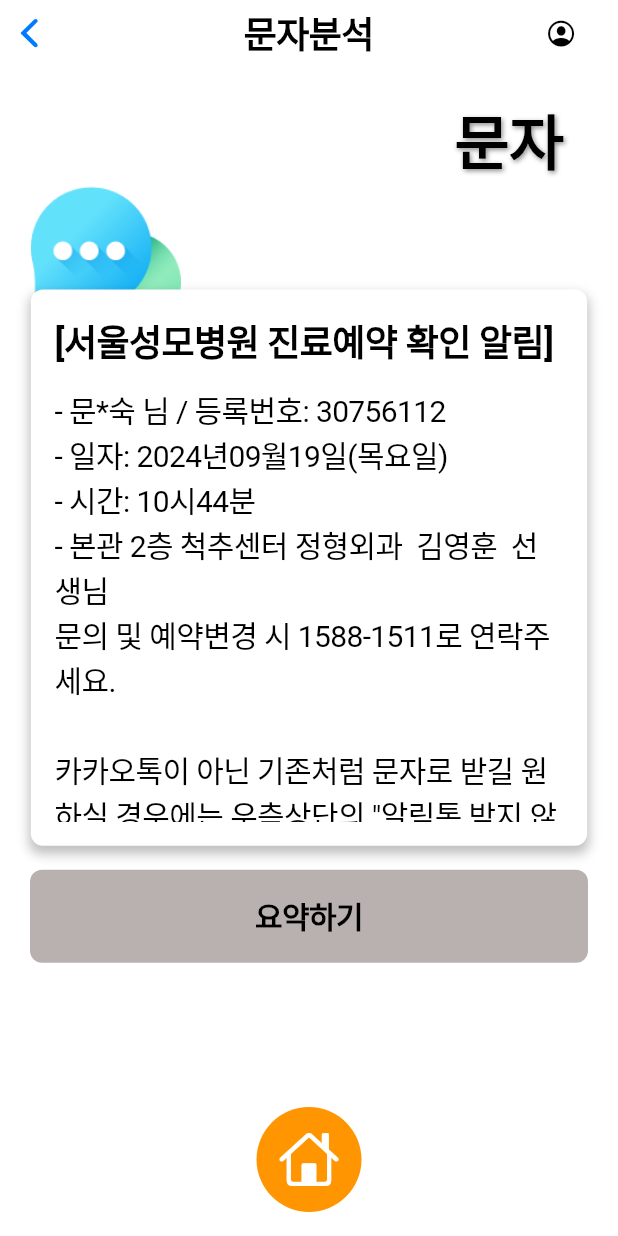
After one commit to SKT-FLY/bbd_fe, a Flutter app: the CustomScreen screen opened directly, on a phone screen of 412 x 824 dp. The commit adds this screen. Run offline on Flutter 3.47's test engine with Material 3 defaults, Android fonts, the phone set to English and light mode, and no system bars.

Commit message:
summary_page1

```diff
--- a/lib/main.dart
+++ b/lib/main.dart
@@ -1,6 +1,7 @@
 import 'package:flutter/cupertino.dart';
 import 'package:flutter/material.dart';
 import 'chat_screen.dart';
+import 'summary_page1.dart';
 
 
 void main() {
--- /dev/null
+++ b/lib/summary_page1.dart
@@ -0,0 +1,180 @@
+import 'package:flutter/cupertino.dart';
+import 'package:flutter/material.dart';
+
+void main() {
+  runApp(const FigmaToCodeApp());
+}
+
+class FigmaToCodeApp extends StatelessWidget {
+  const FigmaToCodeApp({super.key});
+
+  @override
+  Widget build(BuildContext context) {
+    return const CupertinoApp(
+      theme: CupertinoThemeData(
+        primaryColor: CupertinoColors.activeOrange,
+      ),
+      home: CustomScreen(),
+    );
+  }
+}
+
+class CustomScreen extends StatelessWidget {
+  const CustomScreen({Key? key}) : super(key: key);
+
+  @override
+  Widget build(BuildContext context) {
+    // 화면 크기 가져오기
+    final screenWidth = MediaQuery.of(context).size.width;
+    final screenHeight = MediaQuery.of(context).size.height;
+
+    return CupertinoPageScaffold(
+      navigationBar: CupertinoNavigationBar(
+        middle: const Text(
+          '문자분석',
+          style: TextStyle(
+            fontSize: 24,
+            fontWeight: FontWeight.bold,
+          ),
+        ),
+        trailing: CupertinoButton(
+          padding: EdgeInsets.zero,
+          onPressed: () {},
+          child: const Icon(CupertinoIcons.person_crop_circle, color: CupertinoColors.black),
+        ),
+        backgroundColor: const Color(0xFFFFC436),
+        border: null,
+      ),
+      child: SafeArea(
+        child: Stack(
+          children: [
+            Padding(
+              padding: const EdgeInsets.symmetric(horizontal: 20.0),
+              child: Column(
+                children: [
+                  const SizedBox(height: 20),
+                  Row(
+                    children: [
+                      const Spacer(),
+                      Padding(
+                        padding: const EdgeInsets.only(right: 16.0),
+                        child: const Text(
+                          '문자',
+                          style: TextStyle(
+                            fontSize: 40,
+                            fontWeight: FontWeight.bold,
+                            color: CupertinoColors.black,
+                            shadows: [
+                              Shadow(
+                                color: CupertinoColors.systemGrey,
+                                blurRadius: 4,
+                                offset: Offset(1, 1),
+                              ),
+                            ],
+                          ),
+                        ),
+                      ),
+                    ],
+                  ),
+                  const SizedBox(height: 0),
+                  Stack(
+                    children: [
+                      Positioned(
+                        top: 0,
+                        left: 0,
+                        child: Image.asset(
+                          'assets/images/message.png',
+                          width: 100,
+                          height: 100,
+                        ),
+                      ),
+                      Container(
+                        margin: const EdgeInsets.only(top: 70, left: 0),
+                        width: screenWidth * 0.9,
+                        height: screenHeight * 0.45,
+                        padding: const EdgeInsets.all(16.0),
+                        decoration: BoxDecoration(
+                          color: CupertinoColors.white,
+                          borderRadius: BorderRadius.circular(8),
+                          boxShadow: [
+                            BoxShadow(
+                              color: CupertinoColors.black.withOpacity(0.25),
+                              spreadRadius: 1,
+                              blurRadius: 6,
+                              offset: const Offset(0, 4),
+                            ),
+                          ],
+                        ),
+                        child: SingleChildScrollView(
+                          child: Column(
+                            crossAxisAlignment: CrossAxisAlignment.start,
+                            children: const [
+                              Text(
+                                '[서울성모병원 진료예약 확인 알림]',
+                                style: TextStyle(
+                                  fontSize: 24,
+                                  fontWeight: FontWeight.bold,
+                                ),
+                              ),
+                              SizedBox(height: 12),
+                              Text(
+                                '- 문*숙 님 / 등록번호: 30756112\n'
+                                    '- 일자: 2024년09월19일(목요일)\n'
+                                    '- 시간: 10시44분\n'
+                                    '- 본관 2층 척추센터 정형외과  김영훈  선생님\n'
+                                    '문의 및 예약변경 시 1588-1511로 연락주세요.\n\n'
+                                    '카카오톡이 아닌 기존처럼 문자로 받길 원하실 경우에는 우측상단의 "알림톡 받지 않기"를 눌러주시기 바랍니다.',
+                                style: TextStyle(
+                                  fontSize: 20,
+                                  height: 1.5,
+                                ),
+                              ),
+                            ],
+                          ),
+                        ),
+                      ),
+                    ],
+                  ),
+                  const SizedBox(height: 16),
+                  Container(
+                    width: screenWidth,
+                    padding: const EdgeInsets.symmetric(vertical: 16.0),
+                    decoration: BoxDecoration(
+                      color: const Color(0xFFB9B0B0),
+                      borderRadius: BorderRadius.circular(8),
+                    ),
+                    child: const Text(
+                      '요약하기',
+                      textAlign: TextAlign.center,
+                      style: TextStyle(
+                        fontSize: 20,
+                        fontWeight: FontWeight.bold,
+                      ),
+                    ),
+                  ),
+                  const Spacer(),
+                  Center(
+                    child: CupertinoButton(
+                      padding: EdgeInsets.zero,
+                      onPressed: () {},
+                      child: Container(
+                        width: 70,
+                        height: 70,
+                        decoration: const BoxDecoration(
+                          color: CupertinoColors.activeOrange,
+                          shape: BoxShape.circle,
+                        ),
+                        child: const Icon(CupertinoIcons.home, color: CupertinoColors.white, size: 40),
+                      ),
+                    ),
+                  ),
+                  const SizedBox(height: 16),
+                ],
+              ),
+            ),
+          ],
+        ),
+      ),
+    );
+  }
+}
--- a/pubspec.yaml
+++ b/pubspec.yaml
@@ -62,6 +62,7 @@
   assets:
   #   - images/a_dot_burr.jpeg
      - assets/images/silverdot.png
+     - assets/images/message.png
 
   # An image asset can refer to one or more resolution-specific "variants", see
   # https://flutter.dev/to/resolution-aware-images
```
Also changed, not shown: assets/images/message.png (added).
